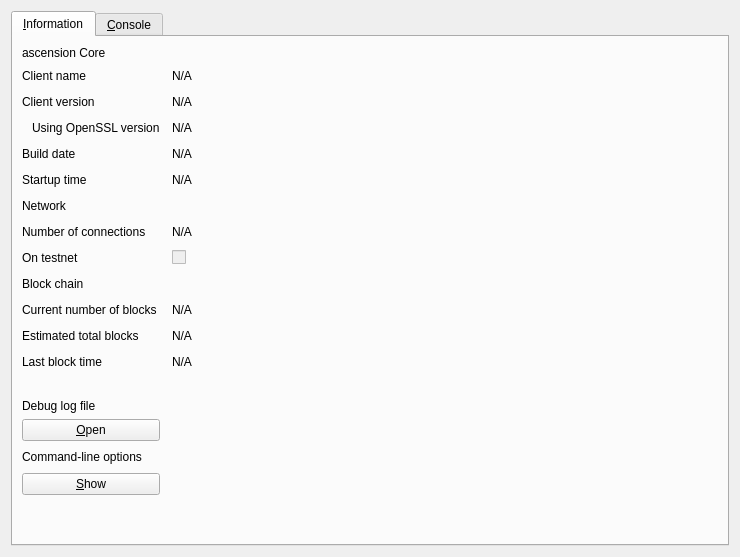
Above: src/qt/forms/rpcconsole.ui from ascensioncoin/AscensionCoin before the change. Below: the same form after it.
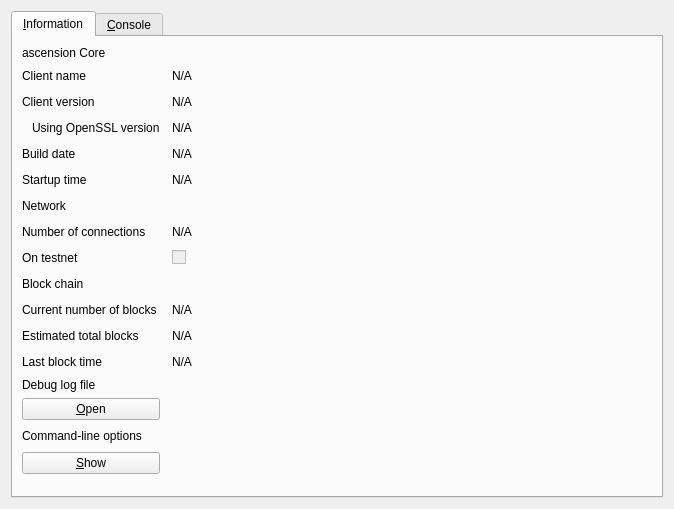
That is the form after the change. Icons and pictures are not drawn.

Patch:
```diff
--- a/src/qt/forms/rpcconsole.ui
+++ b/src/qt/forms/rpcconsole.ui
@@ -6,232 +6,13 @@
    <rect>
     <x>0</x>
     <y>0</y>
-    <width>740</width>
-    <height>557</height>
+    <width>674</width>
+    <height>509</height>
    </rect>
   </property>
   <property name="windowTitle">
    <string>ascension - Debug window</string>
   </property>
-  <property name="styleSheet">
-   <string notr="true">QProgressBar {
-        background-color: #333333;
-        border-radius: 6px;
-        text-align: center;
-        color: white;
-}
-
-QProgressBar::chunk {
-        background: QLinearGradient(x1: 0, y1: 0, x2: 1, y2: 0, stop: 0 #AEC6CF, stop: 1 #AEC6FF);
-        border-radius: 6px; margin: 0px;
-}
-
-QScrollArea {
-        border-radius: 6px;
-        border-width: 0;
-        border-style: none;
-        padding: 8px;
-        background-color: #111;
-        color: white;
-}
-
-QSpinBox {
-        border-radius: 4px;
-        border-width: 0;
-        border-style: none;
-        padding: 8px;
-        background-color: #111;
-        color: white;
-}
-
-QVBoxLayout {
-        border-radius: 6px;
-        border-width: 0;
-        border-style: none;
-        padding: 8px;
-        background-color: #111;
-        color: white;
-}
-
-QDialog, QMainWindow, QFrame {
-        color: white;
-        background-color: #333333;
-        border: none;
-}
-
-QMenu {
-        background-color: #333333; color: white;
-}
-
-QLabel {
-        background-color: transparent;
-}
-
-QCheckBox {
-        border-radius: 2px;
-        border-width: 0;
-        border-style: none;
-        padding: 3px;
-        background-color: #111;
-        color: white;
-}
-
-QFrame#central { background-color: #333333; border: none }
-QFrame#frame, QFrame#frame_2, QFrame#frame_3 {
-        background-color: #333333;
-        border-style: plain;
-        border-width: 20px;
-        border-radius: 15px;
-        border-color: #111;
-        min-width: 10em;
-        padding: 6px;
-}
-QLabel[openExternalLinks=true], QHeaderView { color: #aaaaaa }
-QLabel[openExternalLinks=false] { color: white; font-weight: normal }
-QPushButton, QToolButton {
-        border: 4px solid #111;
-        border-radius: 7px;
-        background-color: #111;
-        color: white;
-        padding: 6px;
-        margin: 6px;
-}
-QPushButton:pressed, QToolButton:checked {
-        color: #AEC6CF;
-}
-QPushButton:pressed, QToolButton:pressed {
-        border-color: #AEC6DF;
-        color: #AEC6DF;
-}
-QPushButton:disabled, QToolButton:disabled {
-        color: #444;
-        background-color: #222;
-}
-
-
-#scrollAreaWidgetContents QToolButton {
-        border-radius: 8px;
-        border-width: 0px;
-}
-
-/* the background-color is overridden to transparent for mac os x
-   due to the entire toolbar area not being drawable in a regular
-   QMainWindow
-*/
-QToolBar { background: #333333; border: 0px solid black; padding: 3px; }
-
-QToolBar::handle { image: url(handle.png); }
-QStatusBar { background: #333333; }
-QMenuBar { background: #333333; }
-QMenuBar::item { background: #333333; color: white; }
-
-#scrollAreaWidgetContents { background: #222 }
-#scrollAreaWidgetContents &gt; QFrame { background-color: #222; border-width: 0px; border-style: none; }
-
-QLineEdit {
-        border-radius: 6px;
-        border-width: 2px;
-        border-color: #222;
-        padding: 8px;
-        background-color: #111;
-        color: white;
-}
-
-QComboBox {
-        border-radius: 6px;
-        border-width: 0;
-        border-style: none;
-        padding: 8px;
-        background-color: #111;
-        color: white;
-}
-
-QComboBox::drop-down {
-        border-width: 0;
-        border-style: none;
-        background-color: #111;
-        color: white;
-}
-
-QTableView {
-        background: #111;
-        color: white;
-        border-style: none;
-        selection-background-color: #aaaaaa;
-    alternate-background-color: #222;
-        selection-color: #111;
-        border: 0px solid black;
-}
-
-QHeaderView { color: #aaaaaa; background-color: #111; background-image: none; }
-QHeaderView::section { color: #aaaaaa; background-color: #222; }
-QHeaderView::section:checked { background-color: #111; }
-
-QTabWidget {
-        background: #111;
-}
-
- QTabWidget::pane {
-     border-top: 2px solid #111;
-     border: 4px solid #111;
-     border-bottom-left-radius: 8px;
-     border-bottom-right-radius: 8px;
-     border-top-right-radius: 8px;
-        background: #111;
- }
-
- QTabWidget::tab-bar {
-     left: 5px; /* move to the right by 5px */
- }
-
- /* Style the tab using the tab sub-control. Note that
-     it reads QTabBar _not_ QTabWidget */
- QTabBar::tab {
-     background: #111;
-     border: 4px solid #222;
-     border-bottom-color: #111; /* same as the pane color */
-     border-top-left-radius: 4px;
-     border-top-right-radius: 4px;
-     min-width: 8ex;
-     padding: 4px;
-     color: #888;
- }
-
- QTabBar::tab:selected, QTabBar::tab:hover {
-     color: #aaaaaa
- }
-
- QTabBar::tab:selected {
-     border-color: #111; /* same as pane color */
-     border-top-color: #aaaaaa;
- }
-
- QTabBar::tab:!selected {
-     margin-top: 2px; /* make non-selected tabs look smaller */
- }
-
- /* make use of negative margins for overlapping tabs */
- QTabBar::tab:selected {
-     /* expand/overlap to the left and right by 4px */
-     margin-left: -4px;
-     margin-right: -4px;
- }
-
- QTabBar::tab:first:selected {
-     margin-left: 0; /* the first selected tab has nothing to overlap with on the left */
- }
-
- QTabBar::tab:last:selected {
-     margin-right: 0; /* the last selected tab has nothing to overlap with on the right */
- }
-
- QTabBar::tab:only-one {
-     margin: 0; /* if there is only one tab, we don't want overlapping margins */
- }
-
-
-</string>
-  </property>
   <layout class="QVBoxLayout" name="verticalLayout_2">
    <item>
     <widget class="QTabWidget" name="tabWidget">
@@ -798,19 +579,6 @@
          </property>
         </widget>
        </item>
-       <item row="2" column="3" rowspan="2">
-        <widget class="QLabel" name="label_16">
-         <property name="text">
-          <string/>
-         </property>
-         <property name="pixmap">
-          <pixmap resource="../bitcoin.qrc">:/images/tor_logo</pixmap>
-         </property>
-         <property name="scaledContents">
-          <bool>true</bool>
-         </property>
-        </widget>
-       </item>
       </layout>
      </widget>
      <widget class="QWidget" name="tab_console">
```
Left out of the diff: 2 changed lines with no effect on the pictures.
